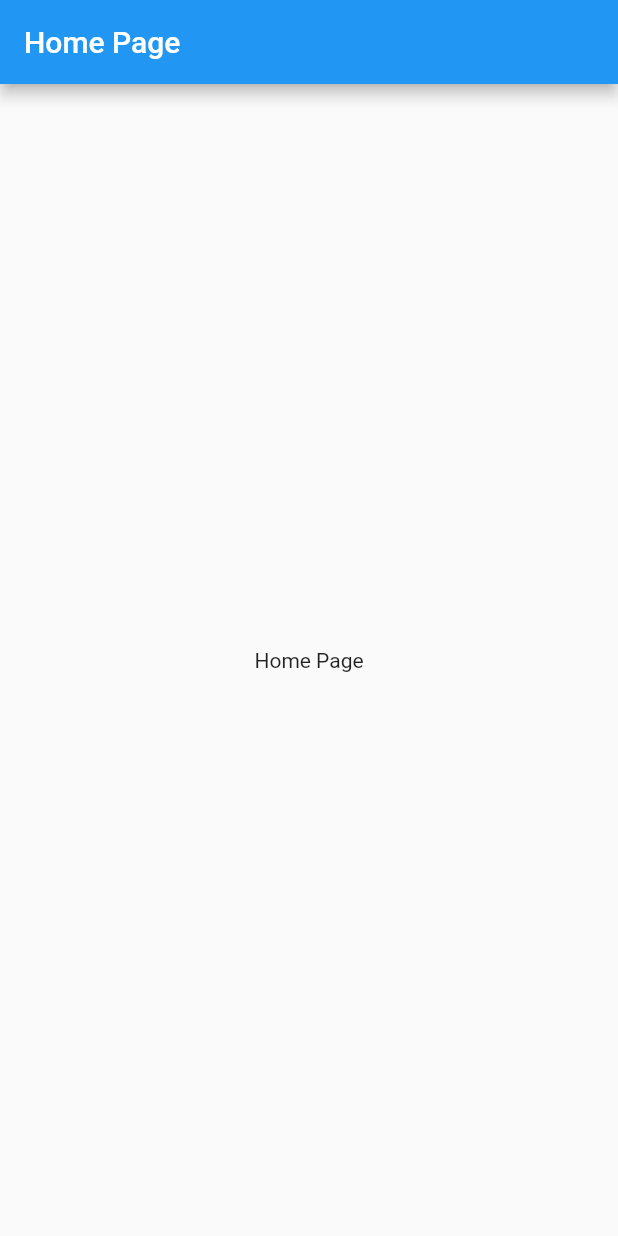
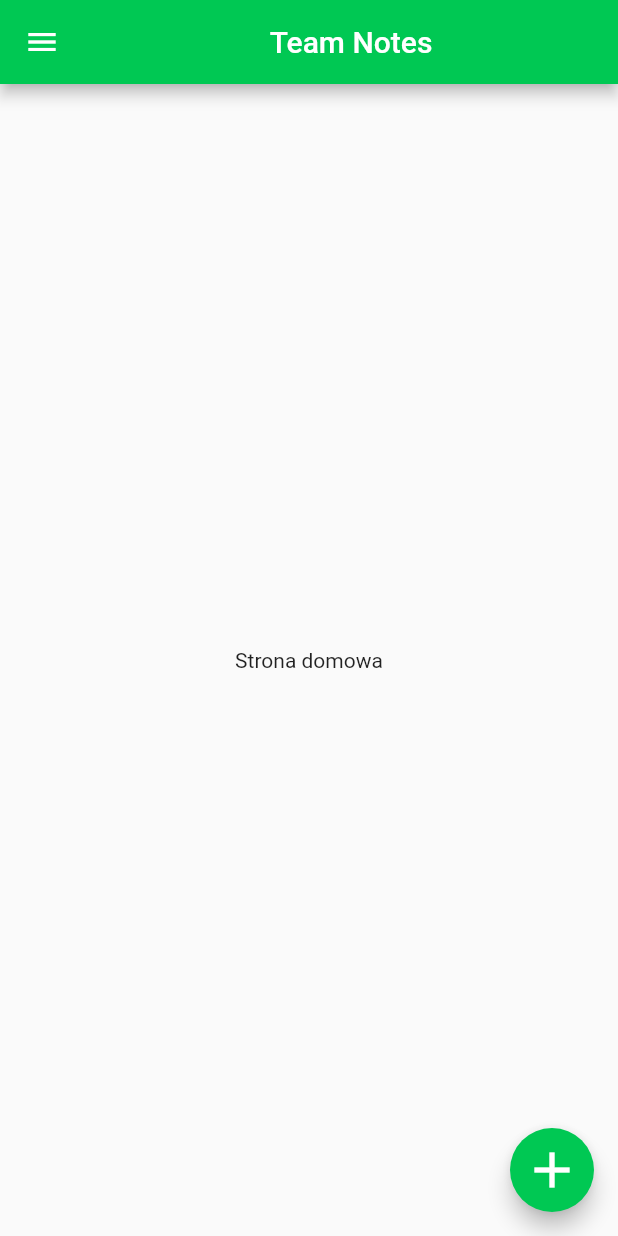
Before and after one commit to JakubKalina/Flutter-training, a Flutter app: the screen it shows after launch, on a phone screen of 412 x 824 dp. Run offline on Flutter 3.47's test engine with Material 2 defaults, Android fonts, the phone set to English and light mode, and no system bars.

Commit message:
Added Home Screen, Add New Screen, Get All screen, added drwares and basic navigation

```diff
--- a/lib/main.dart
+++ b/lib/main.dart
@@ -1,5 +1,8 @@
 import 'package:flutter/material.dart';
 import 'package:http/http.dart';
+import 'package:user_notes/screens/AddNew.dart';
+import 'package:user_notes/screens/GetAll.dart';
+import 'package:user_notes/screens/Home.dart';
 
 void main() => runApp(MyApp());
 
@@ -11,46 +14,14 @@ class MyApp extends StatelessWidget {
       debugShowCheckedModeBanner: false,
       title: 'Demo Notes Application',
       theme: ThemeData(
-
         primarySwatch: Colors.blue,
       ),
-      home: MyHomePage(title: 'Home Page'),
+      initialRoute: '/',
+      routes: {
+        '/': (context) => MyHomePage(),
+        '/GetAll': (context) => GetAll(),
+        '/AddNew': (context) => AddNew()
+      },
     );
   }
 }
-
-class MyHomePage extends StatefulWidget {
-  MyHomePage({Key key, this.title}) : super(key: key);
-
-  final String title;
-
-  @override
-  _MyHomePageState createState() => _MyHomePageState();
-}
-
-class _MyHomePageState extends State<MyHomePage> {
-
-  @override
-  Widget build(BuildContext context) {
-
-
-    return Scaffold(
-      appBar: AppBar(
-
-        title: Text(widget.title),
-      ),
-      body: Center(
-
-        child: Column(
-
-          mainAxisAlignment: MainAxisAlignment.center,
-          children: <Widget>[
-            Text(
-              'Home Page'
-            )
-          ],
-        ),
-      ),
-    );
-  }
-}
--- /dev/null
+++ b/lib/screens/Home.dart
@@ -0,0 +1,110 @@
+import 'package:flutter/material.dart';
+
+class MyHomePage extends StatefulWidget {
+  MyHomePage({Key key, this.title}) : super(key: key);
+
+  final String title;
+
+  @override
+  _MyHomePageState createState() => _MyHomePageState();
+}
+
+class _MyHomePageState extends State<MyHomePage> {
+
+  @override
+  Widget build(BuildContext context) {
+
+
+    return Scaffold(
+      floatingActionButton: FloatingActionButton(
+        onPressed: () {
+          Navigator.pushReplacementNamed(context, '/AddNew');
+        },
+        child: Icon(Icons.add, size: 40,),
+        backgroundColor: Colors.greenAccent[700],
+      ),
+      drawer: Drawer(
+        child: ListView(
+          padding: EdgeInsets.zero,
+          children: <Widget>[
+            DrawerHeader(
+              child: Center(
+                child: Text('Cześć',
+                style: TextStyle(
+                  color: Colors.white,
+                  fontSize: 50,
+                  ),
+                ),
+              ),
+              decoration: BoxDecoration(
+                color: Colors.greenAccent[700],
+              ),
+            ),
+
+            SizedBox(
+              height: 40,
+            ),
+
+            InkWell(
+                child: Row(
+                mainAxisAlignment: MainAxisAlignment.center,
+                  children: <Widget>[
+                    Text('Wszystkie notatki',
+                        style: TextStyle(
+                          fontSize: 25,
+                        ),
+                      ),
+                  ],
+                ),
+                onTap: () => {
+                  Navigator.pushReplacementNamed(context, '/GetAll')
+                },
+            ),
+
+            SizedBox(
+              height: 40,
+            ),
+
+            InkWell(
+                child: Row(
+                mainAxisAlignment: MainAxisAlignment.center,
+                  children: <Widget>[
+                    Text('Dodaj nową',
+                      style: TextStyle(
+                        fontSize: 25,
+                      ),
+                    ),
+                  ],
+                ),
+                onTap: () => {
+                  Navigator.pushReplacementNamed(context, '/AddNew')
+                },
+            ),
+
+          ],
+        ),
+      ),
+      appBar: AppBar(
+        backgroundColor: Colors.greenAccent[700],
+        title: Center(
+          child: Text(
+            'Team Notes',
+            style: TextStyle(
+
+            ),
+          ),
+        ),
+      ),
+      body: Center(
+        child: Column(
+          mainAxisAlignment: MainAxisAlignment.center,
+          children: <Widget>[
+            Text(
+              'Strona domowa'
+            )
+          ],
+        ),
+      ),
+    );
+  }
+}
```
Also changed, not shown: lib/screens/AddNew.dart (added, +110 -0 lines), lib/screens/GetAll.dart (added, +110 -0 lines), lib/screens/Edit.dart (added).
